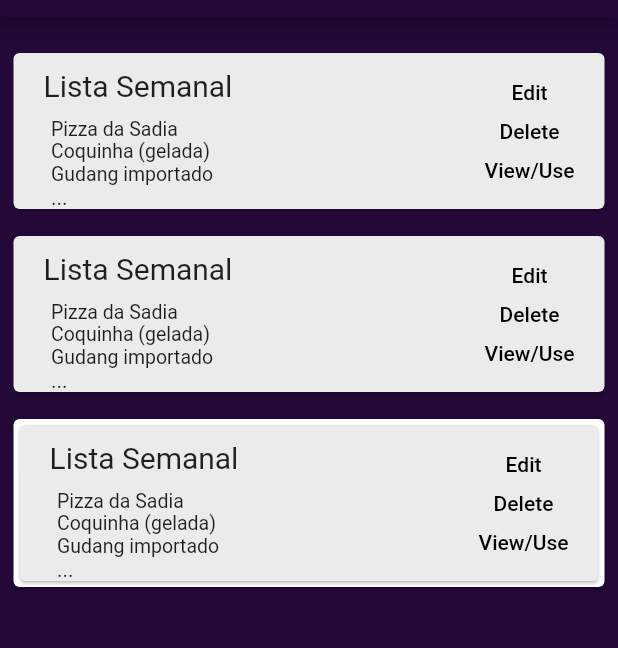
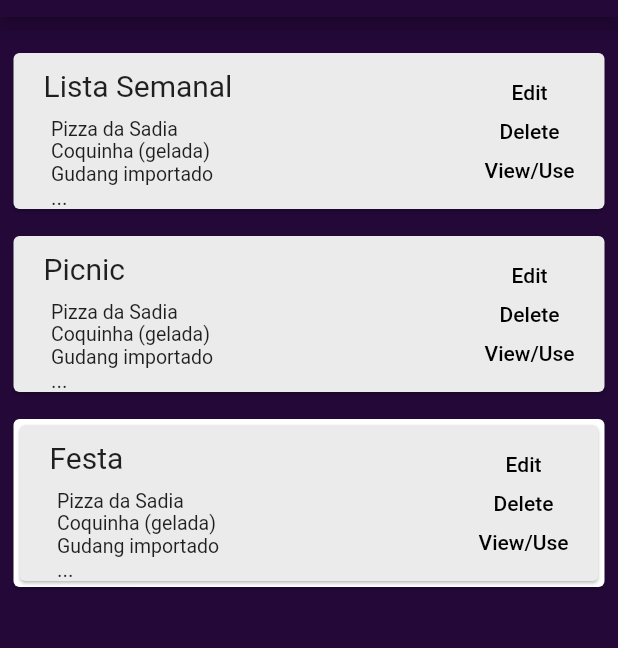
Before and after one commit to LuizSutil/zmarket, a Flutter app: the screen it shows once a user with an empty profile is signed in, on a phone screen of 412 x 824 dp, the part 67-715 px from its top. Run offline on Flutter 3.47's test engine with Material 2 defaults, Android fonts, the phone set to English and light mode, and no system bars; our stand-ins replace firebase_auth, firebase_core, firebase_database, google_sign_in; accounts and stored records are empty.

Commit message:
lista abstraction

```diff
--- a/lib/Lista.dart
+++ b/lib/Lista.dart
@@ -1,6 +1,9 @@
 import 'package:flutter/material.dart';
 
 class ListaCompras extends StatefulWidget {
+  final String nomeLista;
+  ListaCompras(this.nomeLista);
+
   @override
   _ListaComprasState createState() => _ListaComprasState();
 }
@@ -18,7 +21,7 @@ class _ListaComprasState extends State<ListaCompras> {
                 Padding(
                     padding: EdgeInsets.fromLTRB(20, 10, 0, 0),
                     child:
-                        Text('Lista Semanal', style: TextStyle(fontSize: 20))),
+                        Text(widget.nomeLista, style: TextStyle(fontSize: 20))),
                 Padding(
                     padding: EdgeInsets.fromLTRB(25, 10, 0, 0),
                     child: Column(
--- a/lib/myHomePage.dart
+++ b/lib/myHomePage.dart
@@ -32,28 +32,29 @@ class _MyHomePageState extends State<MyHomePage> {
             body: Column(children: [
               Padding(
                 padding: EdgeInsets.fromLTRB(5, 20, 5, 10),
-                child: ListaCompras(),
+                child: ListaCompras('Lista Semanal'),
               ),
               Padding(
                 padding: EdgeInsets.fromLTRB(5, 0, 5, 10),
-                child: ListaCompras(),
+                child: ListaCompras('Picnic'),
               ),
               Padding(
                 padding: EdgeInsets.fromLTRB(5, 0, 5, 10),
-                child: aaa(),
+                child: Aaa('Festa'),
               ),
             ])));
   }
 }
 
-class aaa extends StatefulWidget {
-  const aaa({Key? key}) : super(key: key);
+class Aaa extends StatefulWidget {
+  final String listName;
+  Aaa(this.listName);
 
   @override
-  _aaaState createState() => _aaaState();
+  _AaaState createState() => _AaaState();
 }
 
-class _aaaState extends State<aaa> {
+class _AaaState extends State<Aaa> {
   @override
   Widget build(BuildContext context) {
     return Center(
@@ -62,7 +63,7 @@ class _aaaState extends State<aaa> {
             onTap: () {
               print('Card tapped.');
             },
-            child: ListaCompras()),
+            child: ListaCompras(widget.listName)),
       ),
     );
   }
```
